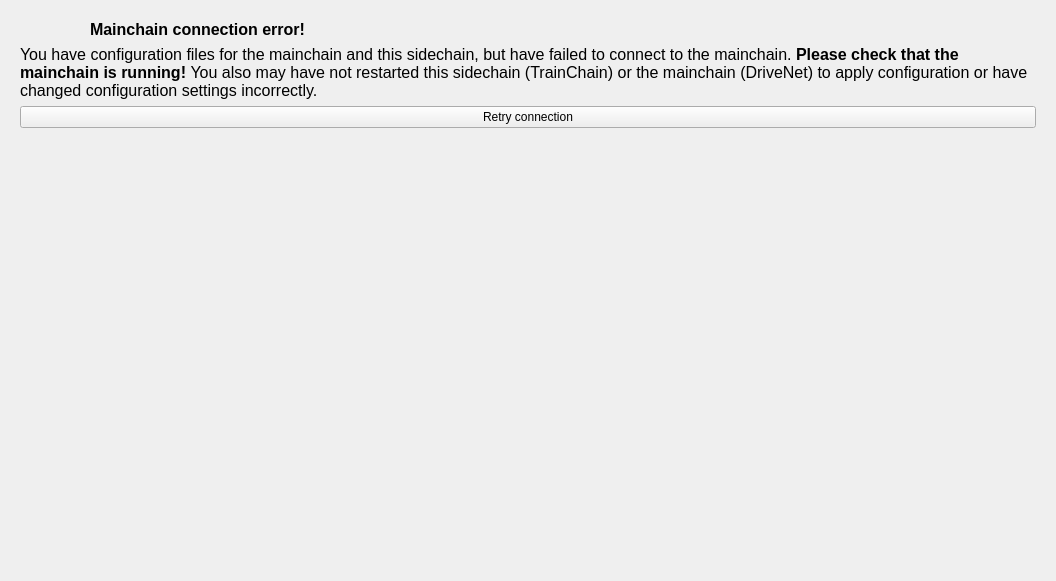
Old version of the form src/qt/forms/sidechainpage.ui in the repository skydogenet/sidechains.
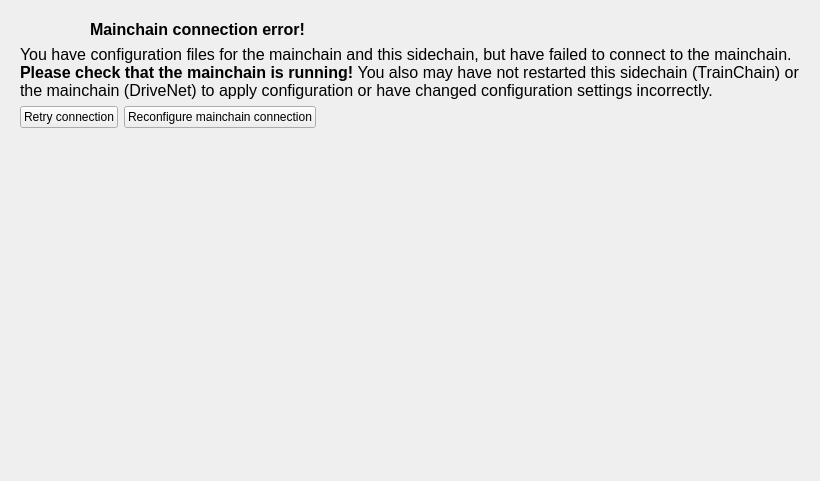
New version of the form. The open tabs and pages were chosen to show the change. Icons and pictures are not drawn. Custom widgets are drawn as their Qt base class.

Commit message: Update sc page conf gen frame

Patch:
```diff
--- a/src/qt/forms/sidechainpage.ui
+++ b/src/qt/forms/sidechainpage.ui
@@ -6,8 +6,8 @@
    <rect>
     <x>0</x>
     <y>0</y>
-    <width>1056</width>
-    <height>581</height>
+    <width>820</width>
+    <height>481</height>
    </rect>
   </property>
   <property name="sizePolicy">
@@ -1254,15 +1254,10 @@
       </layout>
      </widget>
      <widget class="QWidget" name="pageConnectionError">
-      <layout class="QGridLayout" name="gridLayout_4">
-       <item row="0" column="1">
-        <widget class="QLabel" name="label_17">
-         <property name="text">
-          <string>&lt;html&gt;&lt;head/&gt;&lt;body&gt;&lt;p&gt;&lt;span style=&quot; font-size:12pt; font-weight:600;&quot;&gt;Mainchain connection error!&lt;/span&gt;&lt;/p&gt;&lt;/body&gt;&lt;/html&gt;</string>
-         </property>
-        </widget>
-       </item>
-       <item row="0" column="0">
+      <layout class="QVBoxLayout" name="verticalLayout_2">
+       <item>
+        <layout class="QHBoxLayout" name="horizontalLayout">
+         <item>
         <widget class="QLabel" name="label_5">
          <property name="sizePolicy">
           <sizepolicy hsizetype="Fixed" vsizetype="Fixed">
@@ -1287,15 +1282,29 @@
          </property>
         </widget>
        </item>
-       <item row="2" column="0" colspan="2">
-        <widget class="QPushButton" name="pushButtonRetryConnection">
+         <item>
+          <widget class="QLabel" name="label_17">
+           <property name="sizePolicy">
+            <sizepolicy hsizetype="Preferred" vsizetype="Maximum">
+             <horstretch>0</horstretch>
+             <verstretch>0</verstretch>
+            </sizepolicy>
+           </property>
          <property name="text">
-          <string>Retry connection</string>
+            <string>&lt;html&gt;&lt;head/&gt;&lt;body&gt;&lt;p&gt;&lt;span style=&quot; font-size:12pt; font-weight:600;&quot;&gt;Mainchain connection error!&lt;/span&gt;&lt;/p&gt;&lt;/body&gt;&lt;/html&gt;</string>
          </property>
         </widget>
        </item>
-       <item row="1" column="0" colspan="2">
+        </layout>
+       </item>
+       <item>
         <widget class="QLabel" name="label_20">
+         <property name="sizePolicy">
+          <sizepolicy hsizetype="Preferred" vsizetype="Maximum">
+           <horstretch>0</horstretch>
+           <verstretch>0</verstretch>
+          </sizepolicy>
+         </property>
          <property name="text">
           <string>&lt;html&gt;&lt;head/&gt;&lt;body&gt;&lt;p&gt;&lt;span style=&quot; font-size:12pt;&quot;&gt;You have configuration files for the mainchain and this sidechain, but have failed to connect to the mainchain. &lt;/span&gt;&lt;span style=&quot; font-size:12pt; font-weight:600;&quot;&gt;Please check that the mainchain is running! &lt;/span&gt;&lt;span style=&quot; font-size:12pt;&quot;&gt;You also may have not restarted this sidechain (TrainChain) or the mainchain (DriveNet) to apply configuration or have changed configuration settings incorrectly.&lt;/span&gt;&lt;/p&gt;&lt;/body&gt;&lt;/html&gt;</string>
          </property>
@@ -1304,8 +1313,39 @@
          </property>
         </widget>
        </item>
-       <item row="3" column="0" colspan="2">
-        <spacer name="verticalSpacer_6">
+       <item>
+        <layout class="QHBoxLayout" name="horizontalLayout_3">
+         <item>
+          <widget class="QPushButton" name="pushButtonRetryConnection">
+           <property name="text">
+            <string>Retry connection</string>
+           </property>
+          </widget>
+         </item>
+         <item>
+          <widget class="QPushButton" name="pushButtonConfigureMainchainConnection">
+           <property name="text">
+            <string>Reconfigure mainchain connection</string>
+           </property>
+          </widget>
+         </item>
+         <item>
+          <spacer name="horizontalSpacer_3">
+           <property name="orientation">
+            <enum>Qt::Horizontal</enum>
+           </property>
+           <property name="sizeHint" stdset="0">
+            <size>
+             <width>40</width>
+             <height>20</height>
+            </size>
+           </property>
+          </spacer>
+         </item>
+        </layout>
+       </item>
+       <item>
+        <spacer name="verticalSpacer_2">
          <property name="orientation">
           <enum>Qt::Vertical</enum>
          </property>
```
Lines whose indentation alone changed are shown as unchanged. The commit also changes 2 other files.
